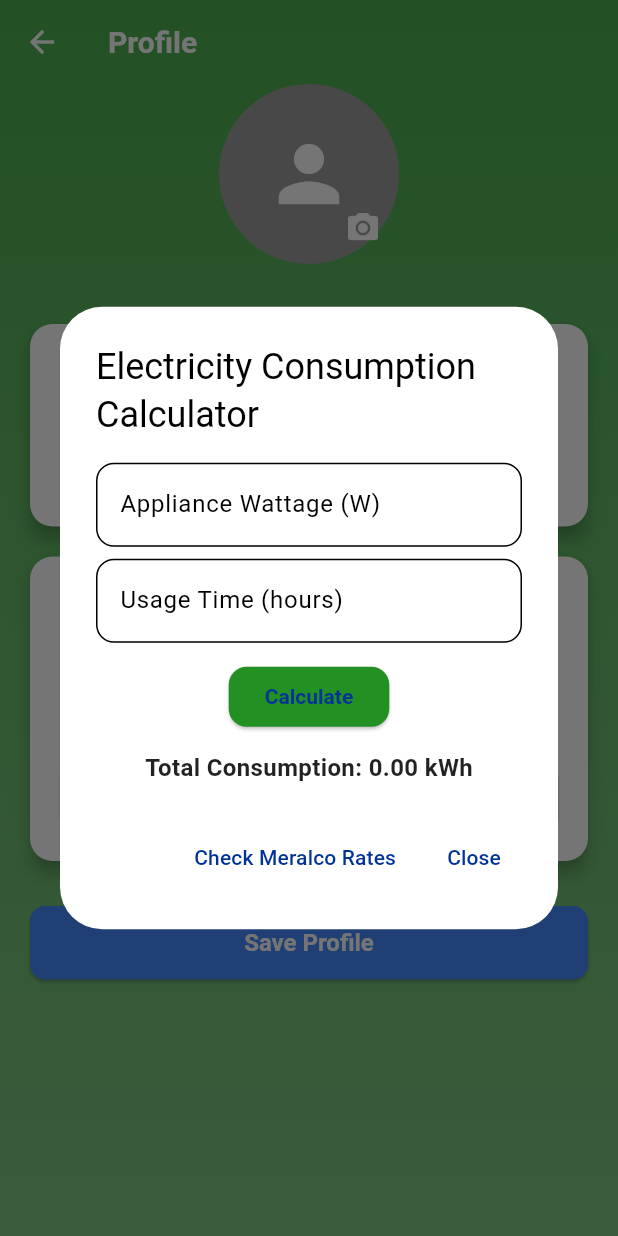
After one commit to MarkSangil/ElecTrackWeb, a Flutter app: the ProfilePage screen opened by its route, after a tap on "Open Consumption Calculator", on a phone screen of 412 x 824 dp. The commit adds this screen. Run offline on Flutter 3.47's test engine with Material 3 defaults, Android fonts, the phone set to English and light mode, and no system bars; our stand-ins replace cloud_firestore, firebase_auth, firebase_core, image_picker; missing offline and left inert: dart:html; accounts and stored records are empty.

Commit message:
Added Calculator Rate

```diff
--- /dev/null
+++ b/lib/ConsumptionCalculatorModal.dart
@@ -0,0 +1,77 @@
+import 'package:flutter/material.dart';
+import 'package:url_launcher/url_launcher.dart';
+
+class ConsumptionCalculatorModal extends StatefulWidget {
+  @override
+  _ConsumptionCalculatorModalState createState() => _ConsumptionCalculatorModalState();
+}
+
+class _ConsumptionCalculatorModalState extends State<ConsumptionCalculatorModal> {
+  final TextEditingController _wattageController = TextEditingController();
+  final TextEditingController _hoursController = TextEditingController();
+
+  double _totalConsumption = 0.0; // Holds the calculated consumption
+
+  void _calculateConsumption() {
+    final double wattage = double.tryParse(_wattageController.text) ?? 0;
+    final double hours = double.tryParse(_hoursController.text) ?? 0;
+
+    setState(() {
+      _totalConsumption = (wattage / 1000) * hours; // Convert to kWh
+    });
+  }
+
+  void _openMeralcoRates() async {
+    const String url = "https://company.meralco.com.ph/news-and-advisories/rates-archives";
+    if (await canLaunch(url)) {
+      await launch(url);
+    } else {
+      ScaffoldMessenger.of(context).showSnackBar(
+        const SnackBar(content: Text("Could not open the link")),
+      );
+    }
+  }
+
+  @override
+  Widget build(BuildContext context) {
+    return AlertDialog(
+      title: const Text("Electricity Consumption Calculator"),
+      content: Column(
+        mainAxisSize: MainAxisSize.min,
+        children: [
+          TextField(
+            controller: _wattageController,
+            decoration: const InputDecoration(labelText: "Appliance Wattage (W)"),
+            keyboardType: TextInputType.number,
+          ),
+          const SizedBox(height: 8),
+          TextField(
+            controller: _hoursController,
+            decoration: const InputDecoration(labelText: "Usage Time (hours)"),
+            keyboardType: TextInputType.number,
+          ),
+          const SizedBox(height: 12),
+          ElevatedButton(
+            onPressed: _calculateConsumption,
+            child: const Text("Calculate"),
+          ),
+          const SizedBox(height: 12),
+          Text(
+            "Total Consumption: ${_totalConsumption.toStringAsFixed(2)} kWh",
+            style: const TextStyle(fontSize: 16, fontWeight: FontWeight.bold),
+          ),
+        ],
+      ),
+      actions: [
+        TextButton(
+          onPressed: _openMeralcoRates,
+          child: const Text("Check Meralco Rates"),
+        ),
+        TextButton(
+          onPressed: () => Navigator.of(context).pop(),
+          child: const Text("Close"),
+        ),
+      ],
+    );
+  }
+}
--- a/lib/ProfilePage.dart
+++ b/lib/ProfilePage.dart
@@ -5,6 +5,7 @@ import 'package:firebase_auth/firebase_auth.dart';
 import 'package:cloud_firestore/cloud_firestore.dart';
 import 'package:flutter/services.dart';
 import 'package:image_picker/image_picker.dart';
+import 'package:my_flutter_web_app/ConsumptionCalculatorModal.dart';
 
 class ProfilePage extends StatefulWidget {
   const ProfilePage({Key? key}) : super(key: key);
@@ -14,18 +15,14 @@ class ProfilePage extends StatefulWidget {
 }
 
 class _ProfilePageState extends State<ProfilePage> {
-  // Controllers for the form fields
   final TextEditingController _nameController = TextEditingController();
   final TextEditingController _wattsLimitController = TextEditingController();
 
-  // Toggle for power settings
   bool _isWattsLimitEnabled = false;
 
-  // Firebase references
   final FirebaseAuth _auth = FirebaseAuth.instance;
   final FirebaseFirestore _firestore = FirebaseFirestore.instance;
 
-  // For storing the user's avatar in base64
   String? _avatarBase64;
 
   @override
@@ -34,7 +31,13 @@ class _ProfilePageState extends State<ProfilePage> {
     _loadUserData();
   }
 
-  // Fetch user profile data from Firestore
+  void _showConsumptionCalculator(BuildContext context) {
+    showDialog(
+      context: context,
+      builder: (ctx) => ConsumptionCalculatorModal(),
+    );
+  }
+
   Future<void> _loadUserData() async {
     final currentUser = _auth.currentUser;
     if (currentUser == null) return;
@@ -56,7 +59,6 @@ class _ProfilePageState extends State<ProfilePage> {
     }
   }
 
-  // Pick an image from the gallery, then store it in Firestore as base64
   Future<void> _pickAvatarImage() async {
     try {
       final picker = ImagePicker();
@@ -66,11 +68,9 @@ class _ProfilePageState extends State<ProfilePage> {
       );
       if (pickedImage == null) return;
 
-      // Convert to bytes, then to base64
       final bytes = await File(pickedImage.path).readAsBytes();
       final base64String = base64Encode(bytes);
 
-      // Update state and Firestore
       setState(() {
         _avatarBase64 = base64String;
       });
@@ -86,7 +86,6 @@ class _ProfilePageState extends State<ProfilePage> {
     }
   }
 
-  // Save the updated profile data to Firestore
   Future<void> _saveProfile() async {
     final currentUser = _auth.currentUser;
     if (currentUser == null) return;
@@ -98,9 +97,6 @@ class _ProfilePageState extends State<ProfilePage> {
           'wattsLimit': int.tryParse(_wattsLimitController.text) ?? 0,
           'isWattsLimitEnabled': _isWattsLimitEnabled,
           'email': currentUser.email,
-          // We already store avatarBase64 separately in _pickAvatarImage(),
-          // but you could also store it here if needed:
-          // 'avatarBase64': _avatarBase64,
         },
         SetOptions(merge: true),
       );
@@ -122,10 +118,8 @@ class _ProfilePageState extends State<ProfilePage> {
     }
   }
 
-  // Build the main UI
   @override
   Widget build(BuildContext context) {
-    // Decode avatar if available
     Widget avatarWidget;
     if (_avatarBase64 != null && _avatarBase64!.isNotEmpty) {
       final decodedBytes = base64Decode(_avatarBase64!);
@@ -167,7 +161,6 @@ class _ProfilePageState extends State<ProfilePage> {
       ),
       body: Stack(
         children: [
-          // Full-screen gradient background
           Container(
             width: double.infinity,
             height: double.infinity,
@@ -179,7 +172,6 @@ class _ProfilePageState extends State<ProfilePage> {
               ),
             ),
           ),
-          // Foreground content
           SafeArea(
             child: SingleChildScrollView(
               child: Center(
@@ -187,24 +179,24 @@ class _ProfilePageState extends State<ProfilePage> {
                   constraints: const BoxConstraints(maxWidth: 600),
                   child: Column(
                     children: [
-                      const SizedBox(height: 40),
-                      // Avatar + Upload Button
                       Stack(
                         alignment: Alignment.bottomRight,
                         children: [
                           avatarWidget,
                           IconButton(
-                            icon: const Icon(Icons.camera_alt, color: Colors.white),
+                            icon: const Icon(
+                                Icons.camera_alt, color: Colors.white),
                             onPressed: _pickAvatarImage,
                           ),
                         ],
                       ),
                       const SizedBox(height: 30),
 
-                      // First card: name/email
                       Card(
-                        margin: const EdgeInsets.symmetric(horizontal: 20, vertical: 10),
-                        shape: RoundedRectangleBorder(borderRadius: BorderRadius.circular(15)),
+                        margin: const EdgeInsets.symmetric(
+                            horizontal: 20, vertical: 10),
+                        shape: RoundedRectangleBorder(
+                            borderRadius: BorderRadius.circular(15)),
                         elevation: 5,
                         child: Padding(
                           padding: const EdgeInsets.all(20),
@@ -227,7 +219,8 @@ class _ProfilePageState extends State<ProfilePage> {
                                   const SizedBox(width: 10),
                                   Expanded(
                                     child: Text(
-                                      _auth.currentUser?.email ?? "Not available",
+                                      _auth.currentUser?.email ??
+                                          "Not available",
                                       style: const TextStyle(fontSize: 16),
                                     ),
                                   ),
@@ -238,7 +231,6 @@ class _ProfilePageState extends State<ProfilePage> {
                         ),
                       ),
 
-                      // Second card: power settings
                       Card(
                         margin: const EdgeInsets.symmetric(horizontal: 20, vertical: 10),
                         shape: RoundedRectangleBorder(borderRadius: BorderRadius.circular(15)),
@@ -284,14 +276,33 @@ class _ProfilePageState extends State<ProfilePage> {
                                   ),
                                 ],
                               ),
+                              const SizedBox(height: 15),
+
+                              SizedBox(
+                                width: double.infinity,
+                                child: ElevatedButton(
+                                  onPressed: () => _showConsumptionCalculator(context),
+                                  style: ElevatedButton.styleFrom(
+                                    padding: const EdgeInsets.symmetric(vertical: 12),
+                                    backgroundColor: Colors.orange,
+                                    shape: RoundedRectangleBorder(
+                                      borderRadius: BorderRadius.circular(10),
+                                    ),
+                                  ),
+                                  child: const Text(
+                                    'Open Consumption Calculator',
+                                    style: TextStyle(fontSize: 16, color: Colors.white),
+                                  ),
+                                ),
+                              ),
                             ],
                           ),
                         ),
                       ),
 
-                      // Save button
                       Container(
-                        margin: const EdgeInsets.symmetric(horizontal: 20, vertical: 20),
+                        margin: const EdgeInsets.symmetric(
+                            horizontal: 20, vertical: 20),
                         width: double.infinity,
                         child: ElevatedButton(
                           onPressed: _saveProfile,
--- a/pubspec.yaml
+++ b/pubspec.yaml
@@ -16,6 +16,7 @@ dependencies:
   firebase_auth: ^5.1.2
   cloud_firestore: ^5.0.2
   image_picker: ^1.1.2
+  url_launcher: ^6.3.1
 
 dev_dependencies:
   flutter_test:
```
Also changed, not shown: lib/DashboardPage.dart (+77 -20 lines), lib/RegisterPage.dart (+1 -9 lines), pubspec.lock, 5 other files.
